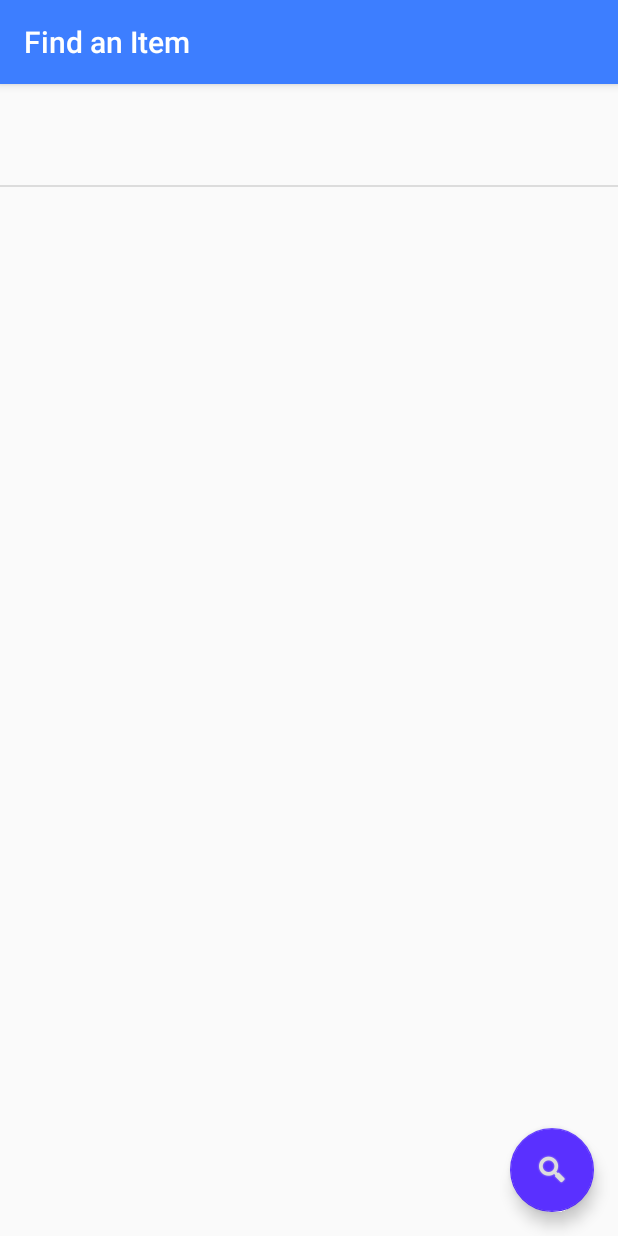
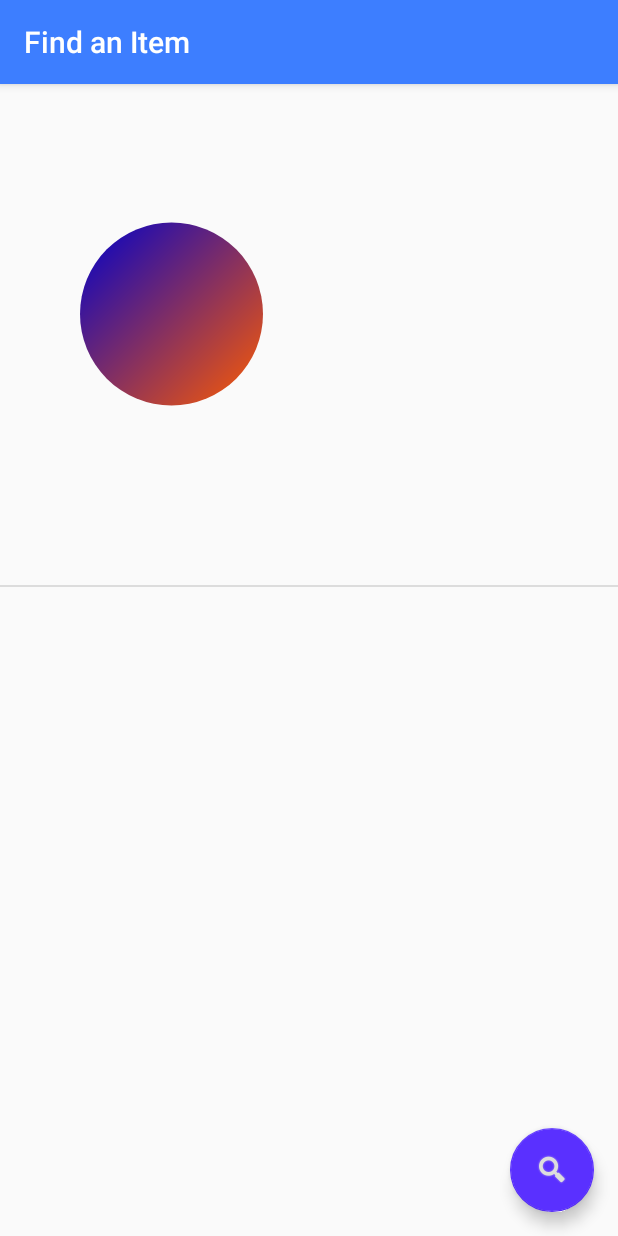
Before and after one commit to 2019aliu/TAG, an Android app: the ListItemsActivity screen opened directly, with no data from a screen before it, on a phone screen of 412 x 824 dp. Run offline under Robolectric (Android 15) with nearby library versions, the phone set to English and light mode, and no system bars; our stand-ins replace Firebase (no records; nobody signed in at launch, a user with empty details on screens opened directly); 4 statements that could not run were skipped.

Commit message:
Grid View

```diff
--- a/app/src/main/AndroidManifest.xml
+++ b/app/src/main/AndroidManifest.xml
@@ -35,7 +35,8 @@
             android:theme="@style/AppTheme.NoActionBar"></activity>
         <activity
             android:name=".ui.login.LoginActivity"
-            android:label="@string/title_activity_login" />
+            android:label="@string/title_activity_login">
+        </activity>
         <activity android:name=".SearchActivity" />
         <activity android:name=".BTWifiActivity" />
         <activity
--- a/app/src/main/java/com/example/tag/ListItemsActivity.java
+++ b/app/src/main/java/com/example/tag/ListItemsActivity.java
@@ -1,8 +1,10 @@
 package com.example.tag;
 
+import android.content.Context;
 import android.content.Intent;
 import android.net.Uri;
 import android.os.Bundle;
+import android.util.DisplayMetrics;
 import android.util.Log;
 import android.view.View;
 import android.widget.Toast;
@@ -10,6 +12,7 @@ import android.widget.Toast;
 import androidx.appcompat.app.AppCompatActivity;
 import androidx.appcompat.widget.Toolbar;
 import androidx.recyclerview.widget.DividerItemDecoration;
+import androidx.recyclerview.widget.GridLayoutManager;
 import androidx.recyclerview.widget.LinearLayoutManager;
 import androidx.recyclerview.widget.RecyclerView;
 
@@ -29,7 +32,7 @@ public class ListItemsActivity extends AppCompatActivity implements MyAdapter.It
     private RecyclerView mRecyclerView;
     //    private CardView mRecyclerView;
     private MyAdapter mAdapter;
-    private LinearLayoutManager mLayoutManager;
+    private GridLayoutManager mLayoutManager;
     private ArrayList<MyItem> myDataset = new ArrayList<>();  // this will be a list of items
 
     // Databasing
@@ -62,12 +65,16 @@ public class ListItemsActivity extends AppCompatActivity implements MyAdapter.It
                 }
 
                 mRecyclerView = findViewById(R.id.rvItems);
-                //        mRecyclerView = (CardView) findViewById(R.id.rvItems);
-                //        // use this setting to improve performance if you know that changes
-                //        // in content do not change the layout size of the RecyclerView
+                // use this setting to improve performance if you know that changes
+                // in content do not change the layout size of the RecyclerView
                 mRecyclerView.setHasFixedSize(true);
+                int spanCount = 3; // 3 columns
+                int spacing = 50; // 50px
+                boolean includeEdge = true;
+                mRecyclerView.addItemDecoration(new SpacesItemDecoration(spanCount, spacing, includeEdge));
 
-                mLayoutManager = new LinearLayoutManager(ListItemsActivity.this);
+//                int mNoOfColumns = Utility.calculateNoOfColumns(getApplicationContext());
+                mLayoutManager = new GridLayoutManager(ListItemsActivity.this, 2);
                 mRecyclerView.setLayoutManager(mLayoutManager);
 
                 mAdapter = new MyAdapter(ListItemsActivity.this, myDataset);
@@ -125,3 +132,12 @@ public class ListItemsActivity extends AppCompatActivity implements MyAdapter.It
 
     }
 }
+
+//class Utility {
+//    public static int calculateNoOfColumns(Context context, float columnWidthDp) { // For example columnWidthdp=180
+//        DisplayMetrics displayMetrics = context.getResources().getDisplayMetrics();
+//        float screenWidthDp = displayMetrics.widthPixels / displayMetrics.density;
+//        int noOfColumns = (int) (screenWidthDp / columnWidthDp + 0.5); // +0.5 for correct rounding to int.
+//        return noOfColumns;
+//    }
+//}
--- a/app/src/main/java/com/example/tag/RegisterActivity.java
+++ b/app/src/main/java/com/example/tag/RegisterActivity.java
@@ -149,7 +149,6 @@ public class RegisterActivity extends AppCompatActivity {
                 MyItem newItem = new MyItem(name, description, "00:99:C4:D1:CA:25", "00:b0:94:86:4e:6c");
 
                 // Register it to the database
-                mDatabase.child(name).push();
                 mUserItems.child(name).updateChildren(newItem.toMap());
 
                 // Testing
--- /dev/null
+++ b/app/src/main/java/com/example/tag/SpacesItemDecoration.java
@@ -0,0 +1,40 @@
+package com.example.tag;
+
+import android.graphics.Rect;
+import android.view.View;
+
+import androidx.recyclerview.widget.RecyclerView;
+
+public class SpacesItemDecoration extends RecyclerView.ItemDecoration {
+    private int spanCount;
+    private int spacing;
+    private boolean includeEdge;
+
+    public SpacesItemDecoration(int spanCount, int spacing, boolean includeEdge) {
+        this.spanCount = spanCount;
+        this.spacing = spacing;
+        this.includeEdge = includeEdge;
+    }
+
+    @Override
+    public void getItemOffsets(Rect outRect, View view, RecyclerView parent, RecyclerView.State state) {
+        int position = parent.getChildAdapterPosition(view); // item position
+        int column = position % spanCount; // item column
+
+        if (includeEdge) {
+            outRect.left = spacing - column * spacing / spanCount; // spacing - column * ((1f / spanCount) * spacing)
+            outRect.right = (column + 1) * spacing / spanCount; // (column + 1) * ((1f / spanCount) * spacing)
+
+            if (position < spanCount) { // top edge
+                outRect.top = spacing;
+            }
+            outRect.bottom = spacing; // item bottom
+        } else {
+            outRect.left = column * spacing / spanCount; // column * ((1f / spanCount) * spacing)
+            outRect.right = spacing - (column + 1) * spacing / spanCount; // spacing - (column + 1) * ((1f /    spanCount) * spacing)
+            if (position >= spanCount) {
+                outRect.top = spacing; // item top
+            }
+        }
+    }
+}
--- a/app/src/main/java/com/example/tag/ui/login/LoginActivity.java
+++ b/app/src/main/java/com/example/tag/ui/login/LoginActivity.java
@@ -28,6 +28,7 @@ import com.example.tag.ui.login.LoginViewModelFactory;
 
 public class LoginActivity extends AppCompatActivity {
 
+//    private static final String[] DUMMY_CREDENTIALS = {"foo@example.com:hello", "bar@example.com:world"};
     private LoginViewModel loginViewModel;
 
     @Override
--- a/app/src/main/res/layout/content_list_items.xml
+++ b/app/src/main/res/layout/content_list_items.xml
@@ -12,8 +12,8 @@
     <!--    android:background="@drawable/custom_ripple">-->
 
     <androidx.recyclerview.widget.RecyclerView
-        android:id="@+id/rvItems"
-        android:layout_width="match_parent"
-        android:layout_height="wrap_content"/>
+    android:id="@+id/rvItems"
+    android:layout_width="match_parent"
+    android:layout_height="wrap_content"/>
 
 </RelativeLayout>
--- a/app/src/main/res/layout/item_row.xml
+++ b/app/src/main/res/layout/item_row.xml
@@ -1,18 +1,24 @@
 <?xml version="1.0" encoding="utf-8"?>
-<LinearLayout
-    xmlns:android="http://schemas.android.com/apk/res/android"
+<LinearLayout xmlns:android="http://schemas.android.com/apk/res/android"
+    xmlns:app="http://schemas.android.com/apk/res-auto"
     android:layout_width="match_parent"
     android:layout_height="wrap_content"
-    android:orientation="horizontal"
+    android:orientation="vertical"
     android:padding="20dp">
+
+    <ImageView
+        android:id="@+id/imageView"
+        android:layout_width="match_parent"
+        android:layout_height="wrap_content"
+        app:srcCompat="@drawable/circle" />
 
     <TextView
         android:id="@+id/tvItem"
         android:layout_width="wrap_content"
         android:layout_height="match_parent"
-        android:textSize="20sp"
         android:background="?attr/selectableItemBackground"
         android:clickable="true"
-        android:focusable="true"/>
+        android:focusable="true"
+        android:textSize="20sp" />
 
 </LinearLayout>
--- a/app/src/main/res/values/dimens.xml
+++ b/app/src/main/res/values/dimens.xml
@@ -3,4 +3,5 @@
     <!-- Default screen margins, per the Android Design guidelines. -->
     <dimen name="activity_horizontal_margin">16dp</dimen>
     <dimen name="activity_vertical_margin">16dp</dimen>
+    <dimen name="spacing">64dp</dimen>
 </resources>
```
